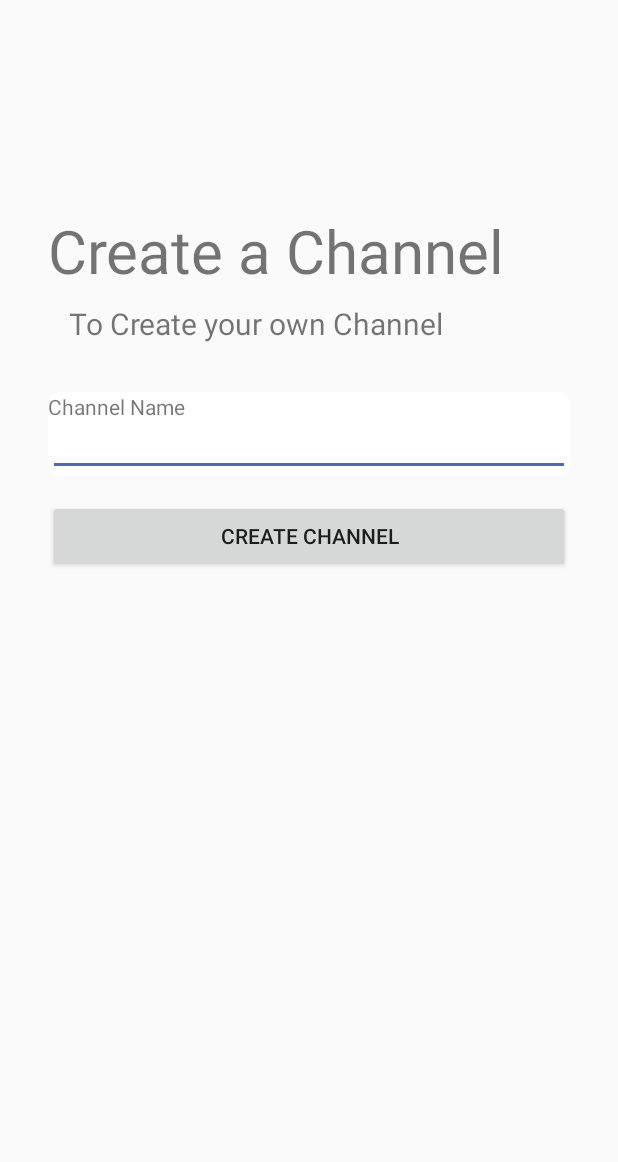
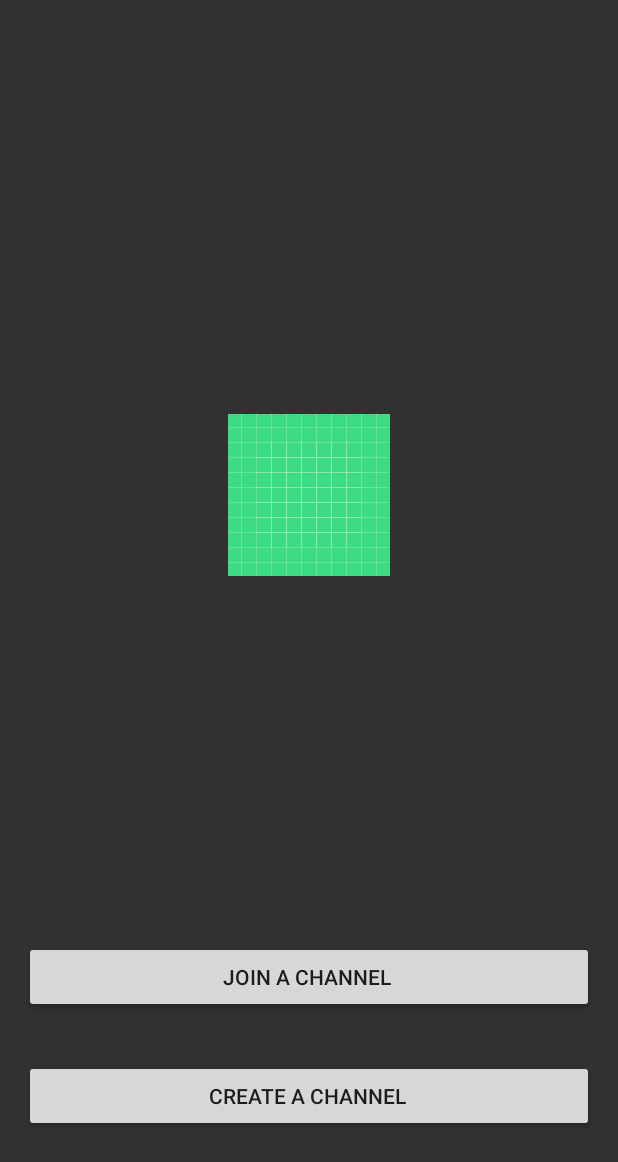
Before and after one commit to Elevate-Lab/college-notification-app, an Android app: the JoinOrCreateActivity screen opened directly, with no data from a screen before it, after a tap on "CREATE A CHANNEL", on a phone screen of 412 x 824 dp. Shown: the top 1162 px of the screen. Run offline under Robolectric (Android 15) with nearby library versions, the phone set to English and light mode, and no system bars; our stand-ins replace Firebase (no records; nobody signed in at launch, a user with empty details on screens opened directly).

Commit message:
Authenticate Channel Creation

```diff
--- a/OnTimePro/app/src/main/java/com/elevatelab/ontimepro/JoinOrCreateActivity.java
+++ b/OnTimePro/app/src/main/java/com/elevatelab/ontimepro/JoinOrCreateActivity.java
@@ -4,28 +4,43 @@ import android.content.Intent;
 import android.os.Bundle;
 import android.view.View;
 import android.widget.Button;
+import android.widget.Toast;
 
 import androidx.appcompat.app.AppCompatActivity;
+
+import com.google.firebase.auth.FirebaseAuth;
 
 public class JoinOrCreateActivity extends AppCompatActivity {
 
 
     private Button joinChannelOption;
     private Button createChannelOption;
+    private Intent receiver;
+    private FirebaseAuth auth;
 
     @Override
     protected void onCreate(Bundle savedInstanceState) {
         super.onCreate(savedInstanceState);
         setContentView(R.layout.activity_join_or_create);
 
+        receiver = getIntent();
+        final String instiCode = receiver.getStringExtra("instiCode");
         joinChannelOption = findViewById(R.id.joinChannelOption);
         createChannelOption = findViewById(R.id.createChannelOption);
-
+        auth = FirebaseAuth.getInstance();
         createChannelOption.setOnClickListener(new View.OnClickListener() {
             @Override
             public void onClick(View v) {
-                Intent intent = new Intent(JoinOrCreateActivity.this,CreateChannelActivity.class);
-                startActivity(intent);
+                if(auth.getUid().equals(instiCode))
+                {
+                    Intent intent = new Intent(JoinOrCreateActivity.this,CreateChannelActivity.class);
+                    startActivity(intent);
+                }
+                else
+                {
+                    Toast.makeText(JoinOrCreateActivity.this, "Only For Admins", Toast.LENGTH_SHORT).show();
+                }
+
             }
         });
 
--- a/OnTimePro/app/src/main/java/com/elevatelab/ontimepro/MainActivity.java
+++ b/OnTimePro/app/src/main/java/com/elevatelab/ontimepro/MainActivity.java
@@ -32,7 +32,7 @@ public class MainActivity extends AppCompatActivity {
         initViews();
 
         reciever = getIntent();
-        String instiCode = reciever.getStringExtra("instiCode");
+        final String instiCode = reciever.getStringExtra("instiCode");
         Toast.makeText(this, instiCode, Toast.LENGTH_SHORT).show();
         logoutBtn = findViewById(R.id.logout_btn);
         logoutBtn.setOnClickListener(new View.OnClickListener() {
@@ -49,6 +49,7 @@ public class MainActivity extends AppCompatActivity {
             @Override
             public void onClick(View view) {
                 Intent intent = new Intent(MainActivity.this, JoinOrCreateActivity.class);
+                intent.putExtra("instiCode",instiCode);
                 startActivity(intent);
             }
         });
```
